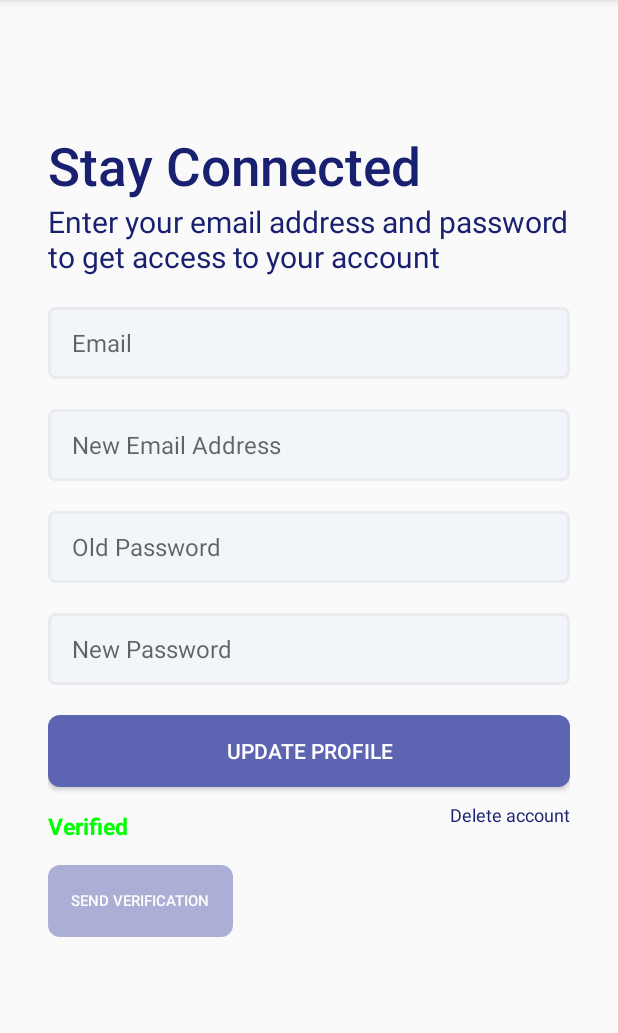
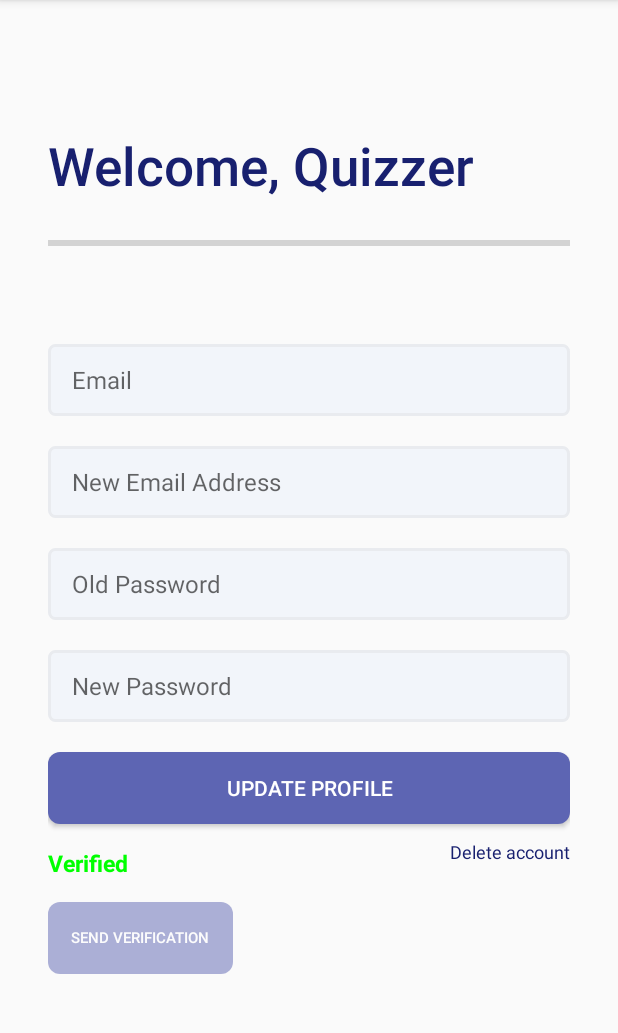
Before and after one commit to Shizu-ka/HeluTales-QuizApp, an Android app built with Jetpack Compose: the ProfileActivity screen opened directly, with no data from a screen before it, on a phone screen of 412 x 824 dp, the part 84-1117 px from its top. Run offline under Robolectric (Android 15) with nearby library versions, the phone set to English and light mode, and no system bars; our stand-ins replace Firebase (no records; nobody signed in at launch, a user with empty details on screens opened directly).

Commit message:
Update activity_update_profile.xml

```diff
--- a/app/src/main/res/layout/activity_update_profile.xml
+++ b/app/src/main/res/layout/activity_update_profile.xml
@@ -56,7 +56,7 @@
                     android:layout_marginTop="50dp"
                     android:layout_marginEnd="32dp"
                     android:layout_marginBottom="598dp"
-                    android:text="Stay Connected"
+                    android:text="Welcome, Quizzer"
                     android:textColor="@color/colorPrimaryText"
                     android:textSize="35sp"
                     app:layout_constraintBottom_toBottomOf="parent"
@@ -64,23 +64,44 @@
                     app:layout_constraintStart_toStartOf="@+id/etUEmailAddress"
                     app:layout_constraintTop_toTopOf="parent" />
 
+                <ProgressBar
+                    android:id="@+id/progressBar"
+                    style="?android:attr/progressBarStyleHorizontal"
+                    android:layout_width="match_parent"
+                    android:layout_height="wrap_content"
+                    android:layout_marginTop="20dp"
+                    app:layout_constraintTop_toBottomOf="@+id/textView"
+                    tools:layout_editor_absoluteX="32dp"
+                    android:max="100"/>
+
                 <TextView
                     android:id="@+id/textView2"
                     style="@style/TextAppearance.AppCompat.Body1"
                     android:layout_width="wrap_content"
                     android:layout_height="wrap_content"
-                    android:maxEms="16"
-                    android:text="Enter your email address and password to get access to your account"
+                    android:text=""
                     android:textColor="@color/colorPrimaryText"
-                    android:textSize="20sp"
+                    android:textSize="15sp"
                     app:layout_constraintStart_toStartOf="@+id/textView"
-                    app:layout_constraintTop_toBottomOf="@+id/textView" />
+                    app:layout_constraintTop_toBottomOf="@+id/progressBar" />
+
+                <TextView
+                    android:id="@+id/textView3"
+                    style="@style/TextAppearance.AppCompat.Body1"
+                    android:layout_width="wrap_content"
+                    android:layout_height="wrap_content"
+                    android:maxEms="12"
+                    android:text=""
+                    android:textColor="@color/colorPrimaryText"
+                    android:textSize="15sp"
+                    app:layout_constraintStart_toStartOf="@+id/textView"
+                    app:layout_constraintTop_toBottomOf="@+id/textView2" />
 
                 <EditText
                     android:id="@+id/etUEmailAddress"
                     android:layout_width="match_parent"
                     android:layout_height="wrap_content"
-                    android:layout_marginTop="20dp"
+                    android:layout_marginTop="38dp"
                     android:background="@drawable/edit_text_backgroud"
                     android:ems="10"
                     android:hint="Email"
```
